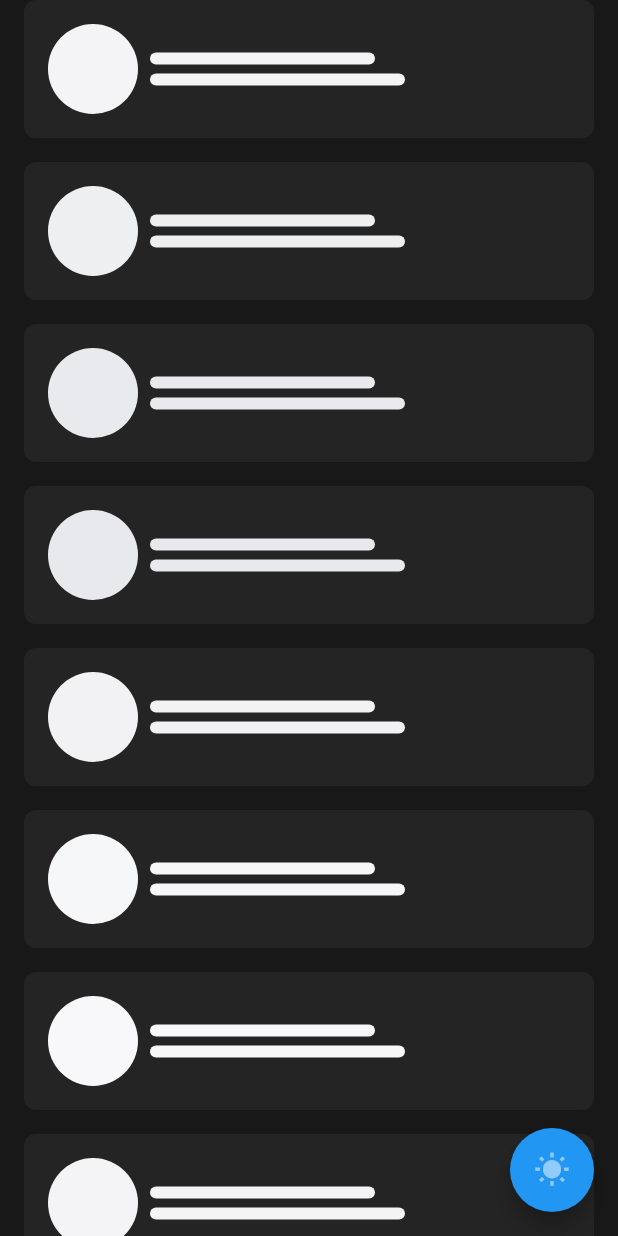
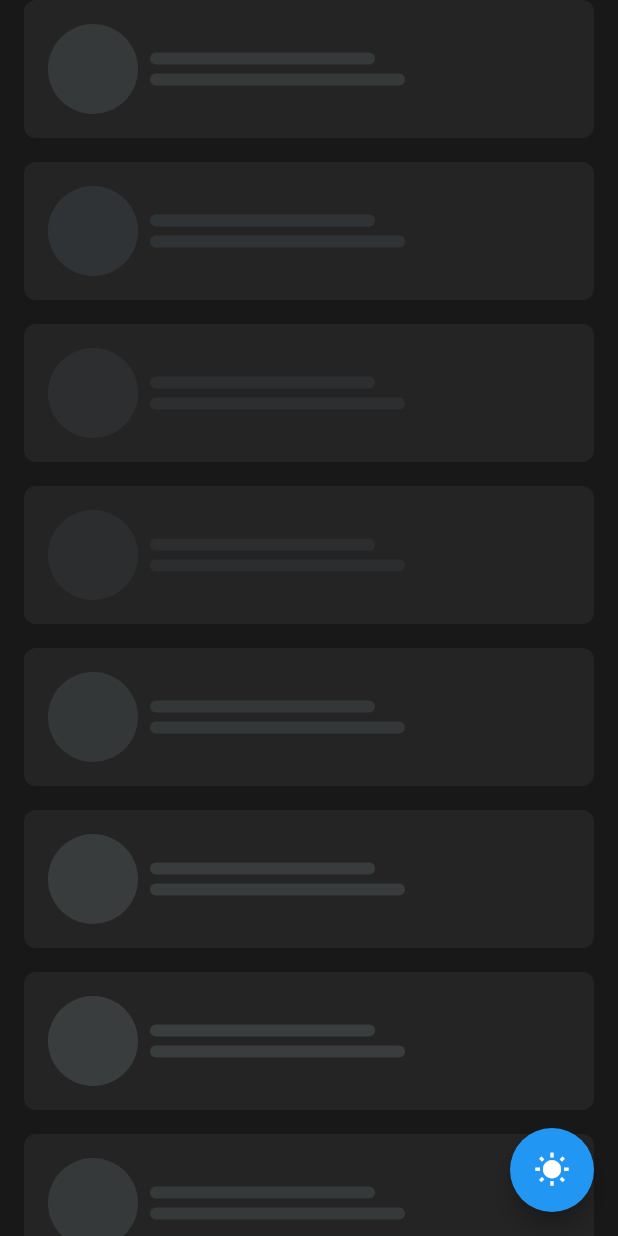
Before and after one commit to quango2304/fade_shimmer, a Flutter app: the screen it shows after launch, on a phone screen of 412 x 824 dp. Run offline on Flutter 3.47's test engine with Material 2 defaults, Android fonts, the phone set to English and light mode, and no system bars.

Commit message:
updated example

```diff
--- a/example/lib/main.dart
+++ b/example/lib/main.dart
@@ -5,45 +5,56 @@ void main() {
   runApp(MyApp());
 }
 
-class MyApp extends StatelessWidget {
+class MyApp extends StatefulWidget {
+  @override
+  _MyAppState createState() => _MyAppState();
+}
+
+class _MyAppState extends State<MyApp> {
+  bool isDarkMode = true;
   @override
   Widget build(BuildContext context) {
     return MaterialApp(
       title: 'Flutter Demo',
       theme: ThemeData(
-        primarySwatch: Colors.blue,
+        accentColor: Colors.blue,
         visualDensity: VisualDensity.adaptivePlatformDensity,
+        scaffoldBackgroundColor: Color(0xffF0F2F5),
+        cardColor: Colors.white,
       ),
+      darkTheme: ThemeData(
+        accentColor: Colors.blue,
+        visualDensity: VisualDensity.adaptivePlatformDensity,
+        brightness: Brightness.dark,
+        scaffoldBackgroundColor: Color(0xff181818),
+        cardColor: Color(0xff242424),
+      ),
+      themeMode: isDarkMode ? ThemeMode.dark : ThemeMode.light,
       debugShowCheckedModeBanner: false,
-      home: LoadingPage(),
+      home: LoadingPage(
+        onTap: () {
+          setState(() {
+            isDarkMode = !isDarkMode;
+          });
+        },
+      ),
     );
   }
 }
 
-class LoadingPage extends StatefulWidget {
-  const LoadingPage({Key? key}) : super(key: key);
+class LoadingPage extends StatelessWidget {
+  const LoadingPage({Key? key, required this.onTap}) : super(key: key);
 
-  @override
-  _LoadingPageState createState() => _LoadingPageState();
-}
-
-class _LoadingPageState extends State<LoadingPage> {
-  bool isDarkMode = true;
+  final void Function() onTap;
 
   @override
   Widget build(BuildContext context) {
     return Scaffold(
-      backgroundColor: isDarkMode ? Color(0xff181818) : Color(0xffF0F2F5),
       floatingActionButton: FloatingActionButton(
         child: Icon(
           Icons.wb_sunny,
-          color: Colors.white.withOpacity(isDarkMode ? 0.5 : 1),
         ),
-        onPressed: () {
-          setState(() {
-            isDarkMode = !isDarkMode;
-          });
-        },
+        onPressed: onTap,
       ),
       body: Container(
         child: ListView.separated(
@@ -51,7 +62,7 @@ class _LoadingPageState extends State<LoadingPage> {
             final delay = (i * 300);
             return Container(
               decoration: BoxDecoration(
-                  color: isDarkMode ? Color(0xff242424) : Colors.white,
+                  color: Theme.of(context).cardColor,
                   borderRadius: BorderRadius.circular(8)),
               margin: EdgeInsets.symmetric(horizontal: 16),
               padding: EdgeInsets.all(16),
@@ -59,7 +70,6 @@ class _LoadingPageState extends State<LoadingPage> {
                 children: [
                   FadeShimmer.round(
                     size: 60,
-                    fadeTheme: isDarkMode ? FadeTheme.dark : FadeTheme.light,
                     millisecondsDelay: delay,
                   ),
                   SizedBox(
@@ -73,8 +83,6 @@ class _LoadingPageState extends State<LoadingPage> {
                         width: 150,
                         radius: 4,
                         millisecondsDelay: delay,
-                        fadeTheme:
-                        isDarkMode ? FadeTheme.dark : FadeTheme.light,
                       ),
                       SizedBox(
                         height: 6,
@@ -84,8 +92,6 @@ class _LoadingPageState extends State<LoadingPage> {
                         millisecondsDelay: delay,
                         width: 170,
                         radius: 4,
-                        fadeTheme:
-                        isDarkMode ? FadeTheme.dark : FadeTheme.light,
                       ),
                     ],
                   )
```
